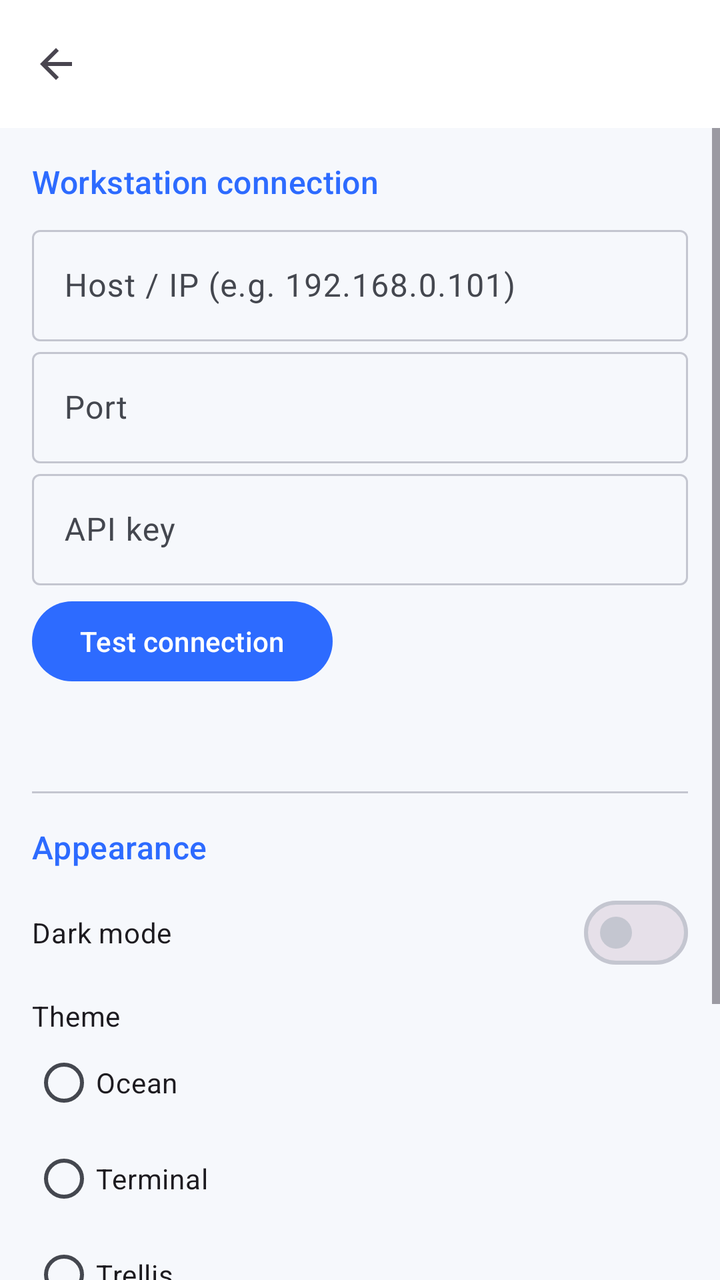
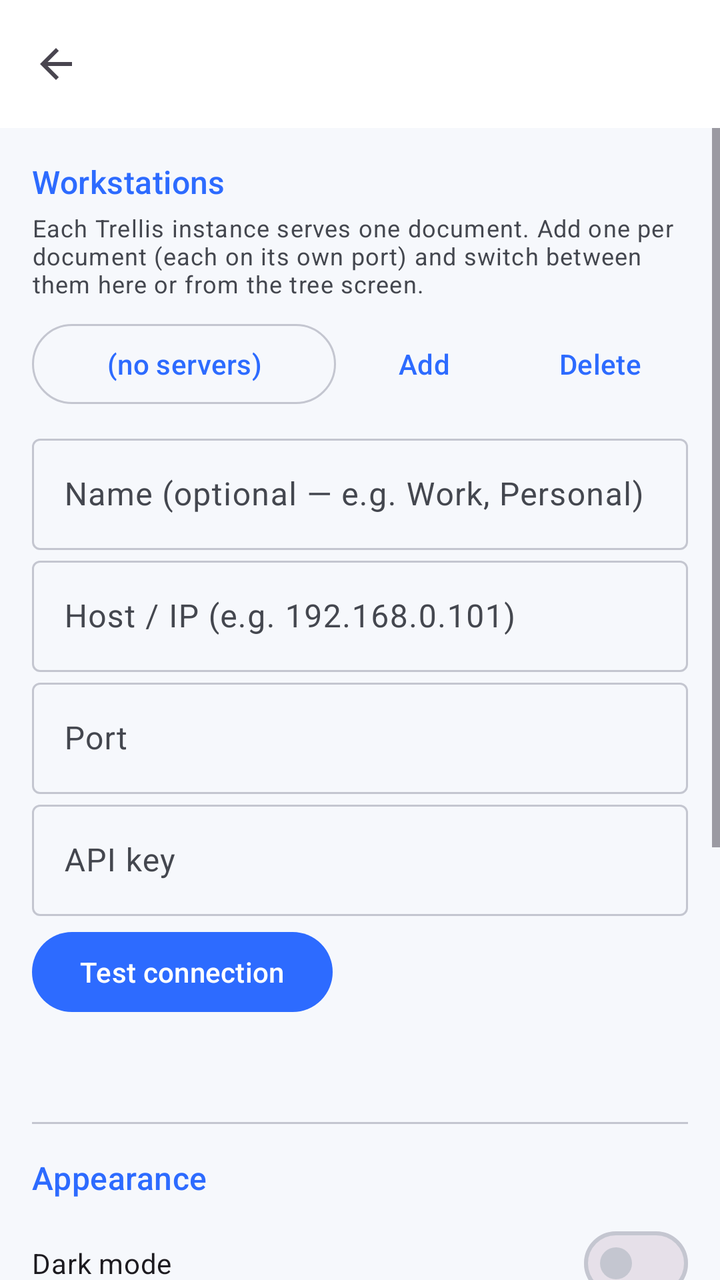

The first picture is an Android layout as it rendered before a commit; the second is the same layout after the commit. The layout source and the unified diff follow.
<!-- AndroidManifest.xml: application theme Theme.Trellis -->
<!-- res/layout/activity_settings.xml -->
<?xml version="1.0" encoding="utf-8"?>
<LinearLayout xmlns:android="http://schemas.android.com/apk/res/android"
    xmlns:app="http://schemas.android.com/apk/res-auto"
    android:layout_width="match_parent"
    android:layout_height="match_parent"
    android:orientation="vertical"
    android:fitsSystemWindows="true">

    <com.google.android.material.appbar.AppBarLayout
        android:layout_width="match_parent"
        android:layout_height="wrap_content">

        <com.google.android.material.appbar.MaterialToolbar
            android:id="@+id/toolbar"
            android:layout_width="match_parent"
            android:layout_height="?attr/actionBarSize"
            app:navigationIcon="@drawable/ic_back"/>
    </com.google.android.material.appbar.AppBarLayout>

    <ScrollView
        android:layout_width="match_parent"
        android:layout_height="match_parent">

        <LinearLayout
            android:layout_width="match_parent"
            android:layout_height="wrap_content"
            android:orientation="vertical"
            android:padding="16dp">

            <TextView
                android:layout_width="wrap_content"
                android:layout_height="wrap_content"
                android:text="Workstation connection"
                android:textAppearance="?attr/textAppearanceTitleMedium"
                android:textColor="?attr/colorPrimary"
                android:paddingBottom="8dp"/>

            <com.google.android.material.textfield.TextInputLayout
                android:layout_width="match_parent"
                android:layout_height="wrap_content"
                android:hint="Host / IP (e.g. 192.168.0.101)">

                <com.google.android.material.textfield.TextInputEditText
                    android:id="@+id/host"
                    android:layout_width="match_parent"
                    android:layout_height="wrap_content"
                    android:inputType="text"
                    android:singleLine="true"/>
            </com.google.android.material.textfield.TextInputLayout>

            <com.google.android.material.textfield.TextInputLayout
                android:layout_width="match_parent"
                android:layout_height="wrap_content"
                android:hint="Port">

                <com.google.android.material.textfield.TextInputEditText
                    android:id="@+id/port"
                    android:layout_width="match_parent"
                    android:layout_height="wrap_content"
                    android:inputType="number"
                    android:singleLine="true"/>
            </com.google.android.material.textfield.TextInputLayout>

            <com.google.android.material.textfield.TextInputLayout
                android:layout_width="match_parent"
                android:layout_height="wrap_content"
                android:hint="API key">

                <com.google.android.material.textfield.TextInputEditText
                    android:id="@+id/key"
                    android:layout_width="match_parent"
                    android:layout_height="wrap_content"
                    android:inputType="textNoSuggestions"
                    android:singleLine="true"/>
            </com.google.android.material.textfield.TextInputLayout>

            <com.google.android.material.button.MaterialButton
                android:id="@+id/test_button"
                android:layout_width="wrap_content"
                android:layout_height="wrap_content"
                android:layout_marginTop="4dp"
                android:text="Test connection"/>

            <TextView
                android:id="@+id/test_result"
                android:layout_width="match_parent"
                android:layout_height="wrap_content"
                android:paddingVertical="8dp"
                android:textAppearance="?attr/textAppearanceBodyMedium"
                android:textColor="?attr/colorOnSurfaceVariant"/>

            <View
                android:layout_width="match_parent"
                android:layout_height="1dp"
                android:layout_marginVertical="16dp"
                android:background="?attr/colorOutline"/>

            <TextView
                android:layout_width="wrap_content"
                android:layout_height="wrap_content"
                android:text="Appearance"
                android:textAppearance="?attr/textAppearanceTitleMedium"
                android:textColor="?attr/colorPrimary"
                android:paddingBottom="8dp"/>

            <com.google.android.material.materialswitch.MaterialSwitch
                android:id="@+id/dark_switch"
                android:layout_width="match_parent"
                android:layout_height="wrap_content"
                android:text="Dark mode"
                android:paddingVertical="8dp"/>

            <TextView
                android:layout_width="wrap_content"
                android:layout_height="wrap_content"
                android:text="Theme"
                android:textAppearance="?attr/textAppearanceBodyMedium"
                android:paddingTop="8dp"/>

            <RadioGroup
                android:id="@+id/accent_group"
                android:layout_width="match_parent"
                android:layout_height="wrap_content"
                android:orientation="vertical">

                <com.google.android.material.radiobutton.MaterialRadioButton
                    android:id="@+id/accent_ocean"
                    android:layout_width="match_parent"
                    android:layout_height="wrap_content"
                    android:text="Ocean"/>

                <com.google.android.material.radiobutton.MaterialRadioButton
                    android:id="@+id/accent_terminal"
                    android:layout_width="match_parent"
                    android:layout_height="wrap_content"
                    android:text="Terminal"/>

                <com.google.android.material.radiobutton.MaterialRadioButton
                    android:id="@+id/accent_trellis"
                    android:layout_width="match_parent"
                    android:layout_height="wrap_content"
                    android:text="Trellis"/>

                <com.google.android.material.radiobutton.MaterialRadioButton
                    android:id="@+id/accent_sticky"
                    android:layout_width="match_parent"
                    android:layout_height="wrap_content"
                    android:text="Sticky Notes"/>

                <com.google.android.material.radiobutton.MaterialRadioButton
                    android:id="@+id/accent_futuristic"
                    android:layout_width="match_parent"
                    android:layout_height="wrap_content"
                    android:text="Futuristic"/>

                <com.google.android.material.radiobutton.MaterialRadioButton
                    android:id="@+id/accent_synthwave"
                    android:layout_width="match_parent"
                    android:layout_height="wrap_content"
                    android:text="SynthWave"/>
            </RadioGroup>
        </LinearLayout>
    </ScrollView>
</LinearLayout>
<!-- resources referenced by this layout -->
<resources>
  <!-- drawable ic_back (drawable) -->
  <vector xmlns:android="http://schemas.android.com/apk/res/android"
      android:width="24dp"
      android:height="24dp"
      android:viewportWidth="24"
      android:viewportHeight="24"
      android:tint="?attr/colorControlNormal">
      <path
          android:fillColor="#FF000000"
          android:pathData="M20,11H7.83l5.59,-5.59L12,4l-8,8 8,8 1.41,-1.41L7.83,13H20v-2z"/>
  </vector>
  <style name="Theme.Trellis" parent="Theme.Material3.DayNight.NoActionBar">
          <item name="colorPrimary">@color/primary</item>
          <item name="colorOnPrimary">@color/on_primary</item>
          <item name="colorPrimaryContainer">@color/primary_container</item>
          <item name="colorOnPrimaryContainer">@color/on_primary_container</item>
          <item name="colorSecondary">@color/secondary</item>
          <item name="android:colorBackground">@color/background</item>
          <item name="colorSurface">@color/surface</item>
          <item name="colorSurfaceVariant">@color/surface_variant</item>
          <item name="colorSurfaceContainer">@color/surface_container</item>
          <item name="colorOnSurface">@color/on_surface</item>
          <item name="colorOnSurfaceVariant">@color/on_surface_variant</item>
          <item name="colorOutline">@color/outline</item>
          <item name="android:statusBarColor">@android:color/transparent</item>
          <item name="android:navigationBarColor">@android:color/transparent</item>
          <item name="android:windowBackground">@color/background</item>
      </style>
  <color name="primary">#2D6BFF</color>
  <color name="on_primary">#FFFFFF</color>
  <color name="primary_container">#DBE4FF</color>
  <color name="on_primary_container">#001A41</color>
  <color name="secondary">#565E71</color>
  <color name="background">#F6F8FC</color>
  <color name="surface">#FFFFFF</color>
  <color name="surface_variant">#E6E9F0</color>
  <color name="surface_container">#EEF1F7</color>
  <color name="on_surface">#1A1B20</color>
  <color name="on_surface_variant">#44474F</color>
  <color name="outline">#C4C6D0</color>
</resources>

<!-- the commit's change to res/layout/activity_settings.xml (unified diff, before → after) -->
@@ -30,10 +30,60 @@
             <TextView
                 android:layout_width="wrap_content"
                 android:layout_height="wrap_content"
-                android:text="Workstation connection"
+                android:text="Workstations"
                 android:textAppearance="?attr/textAppearanceTitleMedium"
                 android:textColor="?attr/colorPrimary"
+                android:paddingBottom="4dp"/>
+
+            <TextView
+                android:layout_width="match_parent"
+                android:layout_height="wrap_content"
+                android:text="Each Trellis instance serves one document. Add one per document (each on its own port) and switch between them here or from the tree screen."
+                android:textAppearance="?attr/textAppearanceBodySmall"
+                android:textColor="?attr/colorOnSurfaceVariant"
                 android:paddingBottom="8dp"/>
+
+            <LinearLayout
+                android:layout_width="match_parent"
+                android:layout_height="wrap_content"
+                android:orientation="horizontal"
+                android:paddingBottom="8dp">
+
+                <com.google.android.material.button.MaterialButton
+                    android:id="@+id/server_picker"
+                    style="@style/Widget.Material3.Button.OutlinedButton"
+                    android:layout_width="0dp"
+                    android:layout_weight="1"
+                    android:layout_height="wrap_content"
+                    android:text="(no servers)"/>
+
+                <com.google.android.material.button.MaterialButton
+                    android:id="@+id/server_add"
+                    style="@style/Widget.Material3.Button.TextButton"
+                    android:layout_width="wrap_content"
+                    android:layout_height="wrap_content"
+                    android:text="Add"/>
+
+                <com.google.android.material.button.MaterialButton
+                    android:id="@+id/server_delete"
+                    style="@style/Widget.Material3.Button.TextButton"
+                    android:layout_width="wrap_content"
+                    android:layout_height="wrap_content"
+                    android:text="Delete"/>
+            </LinearLayout>
+
+            <com.google.android.material.textfield.TextInputLayout
+                android:layout_width="match_parent"
+                android:layout_height="wrap_content"
+                android:hint="Name (optional — e.g. Work, Personal)">
+
+                <com.google.android.material.textfield.TextInputEditText
+                    android:id="@+id/server_name"
+                    android:layout_width="match_parent"
+                    android:layout_height="wrap_content"
+                    android:inputType="text"
+                    android:singleLine="true"/>
+            </com.google.android.material.textfield.TextInputLayout>
 
             <com.google.android.material.textfield.TextInputLayout
                 android:layout_width="match_parent"
